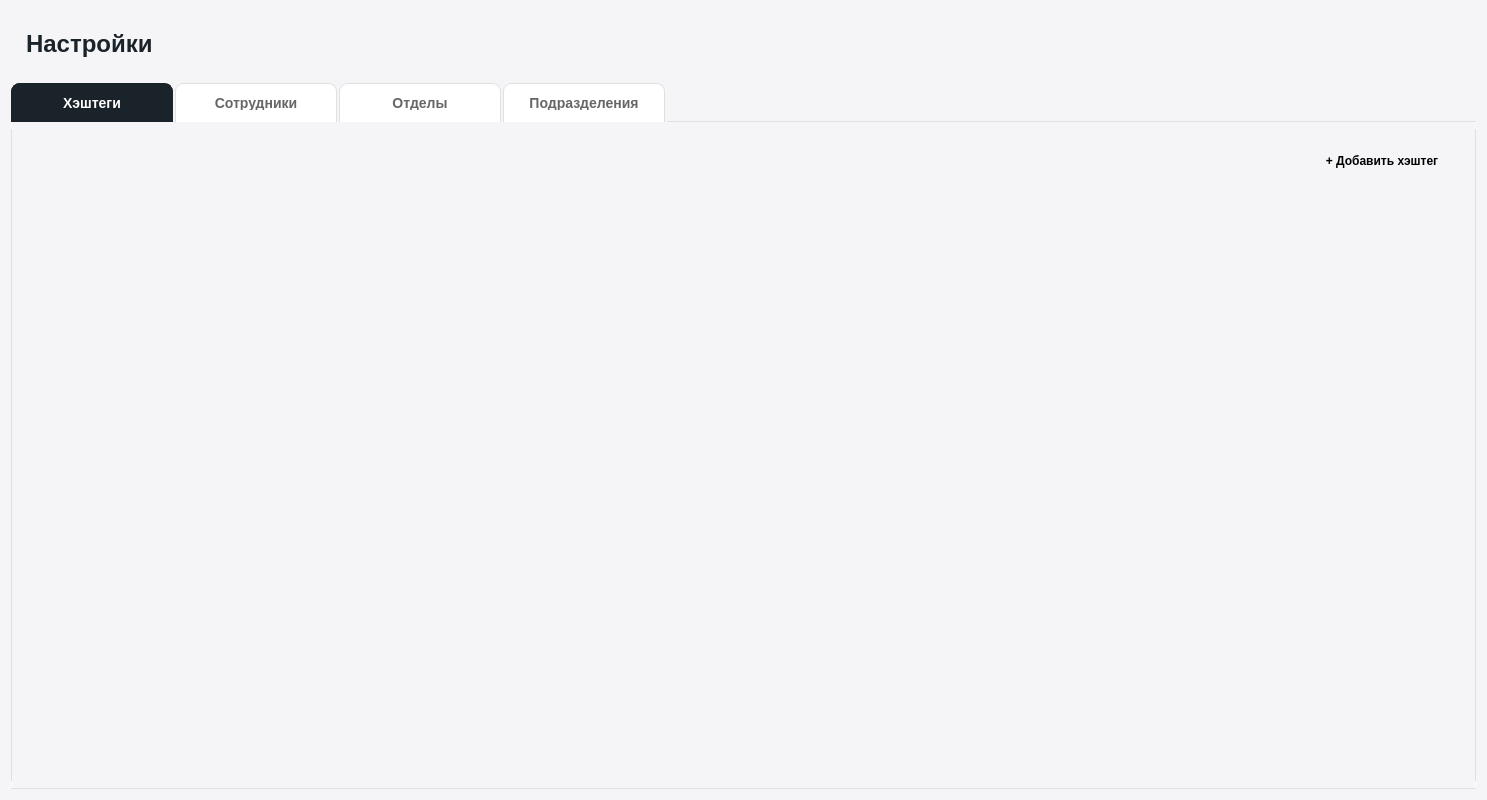
Before: the Qt Designer form ui/settings/settings_page.ui in lerakaplich/TaskPlanner2, drawn with Qt 5.
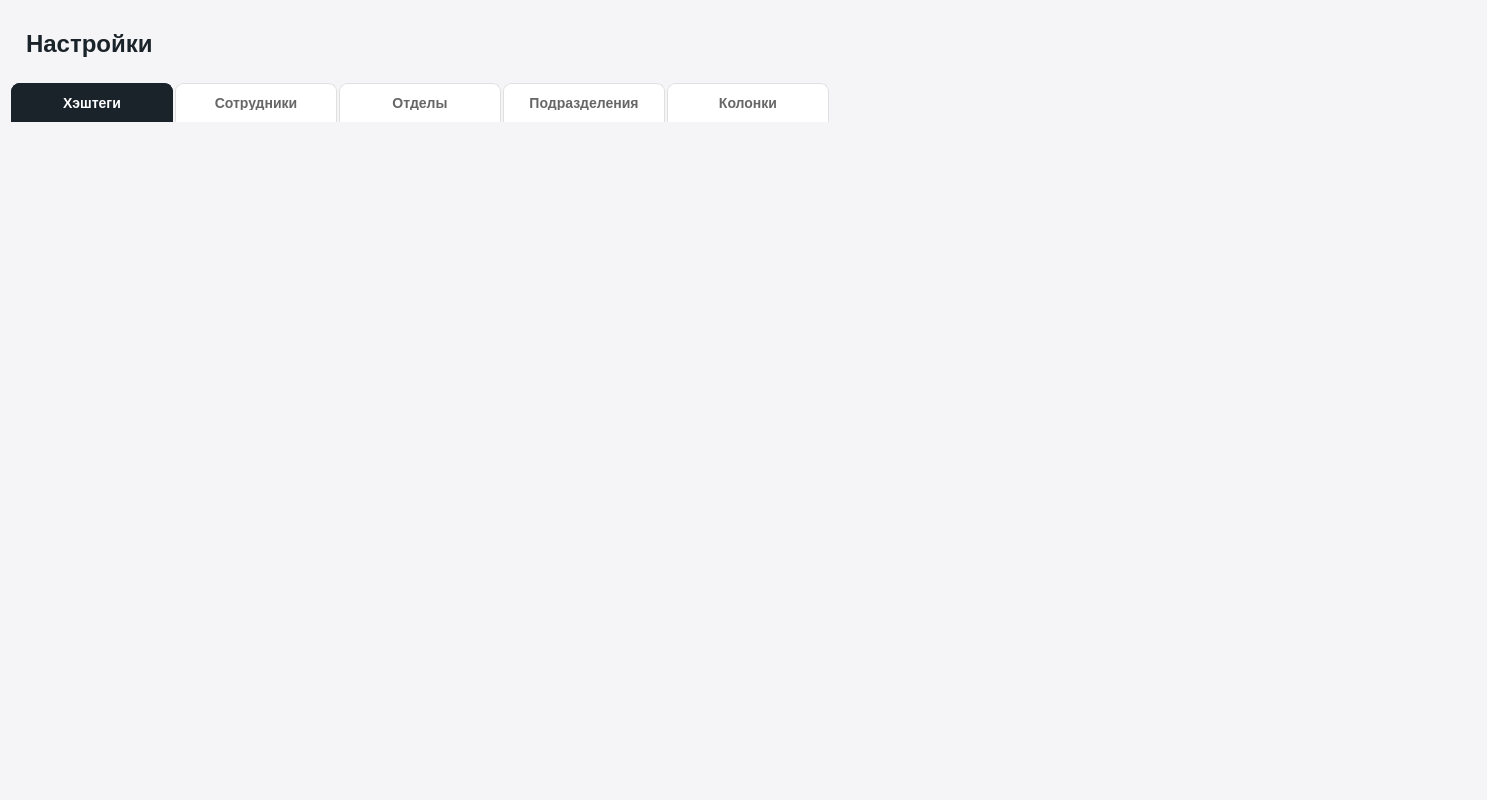
After: the same form once the commit is applied. The open tabs and pages were chosen to show the change.

What changed in the file:
```diff
--- a/ui/settings/settings_page.ui
+++ b/ui/settings/settings_page.ui
@@ -47,7 +47,7 @@
 
 QTabWidget::pane {
     background-color: white;
-    border: 1px solid #E0E0E0;
+    border: 1x solid #E0E0E0;
     border-radius: 0px 8px 8px 8px;
     margin-top: -1px;
 }
@@ -58,7 +58,7 @@
 
 /* Кнопки */
 QPushButton {
-    min-height: 41px;
+    min-height: 35px;
     max-height: 41px;
     border: none;
     border-radius: 10px;
@@ -66,74 +66,65 @@
     padding: 0px 16px;
 }
 
-QPushButton#btnAdd {
+/* === ВСЕ КНОПКИ «+ Добавить ...» — золотой стиль === */
+QPushButton#btnAddHashtag,
+QPushButton#btnAddEmployee,
+QPushButton#btnAddDepartment,
+QPushButton#btnAddSubdivision,
+QPushButton#btnAddColumn {
     background-color: #ccab6e;
     color: white;
     font-size: 16px;
+    border-radius: 10px;
+    font-weight: bold;
+    border: none;
+    padding: 0 24px;           /* ← БЫЛО 12px 24px, теперь 0 по вертикали */
 }
-QPushButton#btnAdd:hover {
+
+QPushButton#btnAddHashtag:hover,
+QPushButton#btnAddEmployee:hover,
+QPushButton#btnAddDepartment:hover,
+QPushButton#btnAddSubdivision:hover,
+QPushButton#btnAddColumn:hover {
     background-color: #998664;
 }
-QPushButton#btnAdd:pressed {
+
+QPushButton#btnAddHashtag:pressed,
+QPushButton#btnAddEmployee:pressed,
+QPushButton#btnAddDepartment:pressed,
+QPushButton#btnAddSubdivision:pressed,
+QPushButton#btnAddColumn:pressed {
     background-color: #7a6a50;
 }
 
-QPushButton#btnEdit {
-    background-color: #1B232A;
-    color: white;
-    font-size: 14px;
-    min-width: 80px;
-}
-QPushButton#btnEdit:hover {
-    background-color: #D9D9D6;
-    color: black;
-}
-QPushButton#btnEdit:pressed {
-    background-color: #B8B8B5;
-}
-
-QPushButton#btnDelete {
-    background-color: #1B232A;
-    color: white;
-    font-size: 14px;
-    min-width: 80px;
-}
-QPushButton#btnDelete:hover {
-    background-color: #D9D9D6;
-    color: black;
-}
-QPushButton#btnDelete:pressed {
-    background-color: #B8B8B5;
-}
-
-QPushButton#btnSave {
-    background-color: #1B232A;
-    color: white;
-    font-size: 14px;
-}
-QPushButton#btnSave:hover {
-    background-color: #D9D9D6;
-    color: black;
-}
-QPushButton#btnSave:pressed {
-    background-color: #B8B8B5;
-}
-
+/* Остальные кнопки (редактировать, удалить и т.д.) — оставляем как было */
+QPushButton#btnEdit,
+QPushButton#btnDelete,
+QPushButton#btnSave,
 QPushButton#btnCancel {
     background-color: #1B232A;
     color: white;
     font-size: 14px;
+    min-width: 80px;
 }
+
+QPushButton#btnEdit:hover,
+QPushButton#btnDelete:hover,
+QPushButton#btnSave:hover,
 QPushButton#btnCancel:hover {
     background-color: #D9D9D6;
     color: black;
 }
+
+QPushButton#btnEdit:pressed,
+QPushButton#btnDelete:pressed,
+QPushButton#btnSave:pressed,
 QPushButton#btnCancel:pressed {
     background-color: #B8B8B5;
 }
 
 /* Поля ввода */
-QLineEdit, QTextEdit, QComboBox {
+QLineEdit, QTextEdit {
     border: 2px solid #E0E0E0;
     border-radius: 8px;
     padding: 8px 12px;
@@ -146,10 +137,6 @@
     border: 2px solid #ccab6e;
 }
 
-QComboBox::drop-down {
-    border: none;
-    padding-right: 10px;
-}
 
 /* Заголовки */
 QLabel#titleLabel {
@@ -305,44 +292,6 @@
        <string>Хэштеги</string>
       </attribute>
       <layout class="QVBoxLayout" name="verticalLayoutHashtags">
-       <item>
-        <widget class="QFrame" name="toolsFrameHashtags">
-         <property name="maximumSize">
-          <size>
-           <width>16777215</width>
-           <height>80</height>
-          </size>
-         </property>
-         <layout class="QHBoxLayout" name="horizontalLayoutHashtags">
-          <item>
-           <spacer name="horizontalSpacer_3">
-            <property name="orientation">
-             <enum>Qt::Orientation::Horizontal</enum>
-            </property>
-            <property name="sizeHint" stdset="0">
-             <size>
-              <width>40</width>
-              <height>20</height>
-             </size>
-            </property>
-           </spacer>
-          </item>
-          <item>
-           <widget class="QPushButton" name="btnAddHashtag">
-            <property name="minimumSize">
-             <size>
-              <width>150</width>
-              <height>41</height>
-             </size>
-            </property>
-            <property name="text">
-             <string>+ Добавить хэштег</string>
-            </property>
-           </widget>
-          </item>
-         </layout>
-        </widget>
-       </item>
        <item>
         <widget class="QScrollArea" name="scrollAreaHashtags">
          <property name="widgetResizable">
@@ -353,8 +302,8 @@
            <rect>
             <x>0</x>
             <y>0</y>
-            <width>74</width>
-            <height>30</height>
+            <width>1449</width>
+            <height>643</height>
            </rect>
           </property>
           <layout class="QGridLayout" name="gridLayoutHashtags">
@@ -616,6 +565,47 @@
        </item>
       </layout>
      </widget>
+     <widget class="QWidget" name="tabColumns">
+      <attribute name="title">
+       <string>Колонки</string>
+      </attribute>
+      <layout class="QVBoxLayout" name="verticalLayoutColumns">
+       <item>
+        <widget class="QScrollArea" name="scrollAreaColumns">
+         <property name="widgetResizable">
+          <bool>true</bool>
+         </property>
+         <widget class="QWidget" name="scrollAreaWidgetContentsColumns">
+          <property name="geometry">
+           <rect>
+            <x>0</x>
+            <y>0</y>
+            <width>1449</width>
+            <height>643</height>
+           </rect>
+          </property>
+          <layout class="QGridLayout" name="gridLayoutColumns">
+           <property name="leftMargin">
+            <number>15</number>
+           </property>
+           <property name="topMargin">
+            <number>15</number>
+           </property>
+           <property name="rightMargin">
+            <number>15</number>
+           </property>
+           <property name="bottomMargin">
+            <number>15</number>
+           </property>
+           <property name="spacing">
+            <number>15</number>
+           </property>
+          </layout>
+         </widget>
+        </widget>
+       </item>
+      </layout>
+     </widget>
     </widget>
    </item>
   </layout>
```
Left out of the diff: 128 changed lines with no effect on the pictures.
